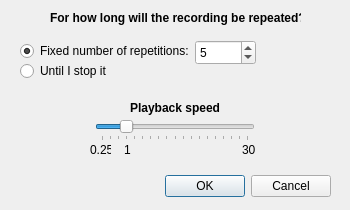
Above: ui/config.ui from Knedme/TaskEcho before the change. Below: the same form after it.
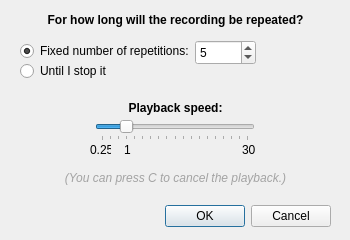
That is the form after the change.

Commit message: added cancel info

What changed in the file:
```diff
--- a/ui/config.ui
+++ b/ui/config.ui
@@ -7,19 +7,19 @@
     <x>0</x>
     <y>0</y>
     <width>350</width>
-    <height>210</height>
+    <height>240</height>
    </rect>
   </property>
   <property name="minimumSize">
    <size>
     <width>350</width>
-    <height>210</height>
+    <height>240</height>
    </size>
   </property>
   <property name="maximumSize">
    <size>
     <width>350</width>
-    <height>210</height>
+    <height>240</height>
    </size>
   </property>
   <property name="windowTitle">
@@ -29,7 +29,7 @@
    <property name="geometry">
     <rect>
      <x>160</x>
-     <y>170</y>
+     <y>200</y>
      <width>171</width>
      <height>32</height>
     </rect>
@@ -47,10 +47,10 @@
   <widget class="QLabel" name="repeat_label">
    <property name="geometry">
     <rect>
-     <x>50</x>
+     <x>0</x>
      <y>10</y>
-     <width>251</width>
-     <height>16</height>
+     <width>351</width>
+     <height>20</height>
     </rect>
    </property>
    <property name="font">
@@ -61,6 +61,9 @@
    <property name="text">
     <string>For how long will the recording be repeated?</string>
    </property>
+   <property name="alignment">
+    <set>Qt::AlignmentFlag::AlignCenter</set>
+   </property>
   </widget>
   <widget class="QRadioButton" name="fixed_radio">
    <property name="geometry">
@@ -119,9 +122,9 @@
   <widget class="QLabel" name="speed_label">
    <property name="geometry">
     <rect>
-     <x>130</x>
+     <x>0</x>
      <y>100</y>
-     <width>91</width>
+     <width>351</width>
      <height>16</height>
     </rect>
    </property>
@@ -133,6 +136,9 @@
    <property name="text">
     <string>Playback speed:</string>
    </property>
+   <property name="alignment">
+    <set>Qt::AlignmentFlag::AlignCenter</set>
+   </property>
   </widget>
   <widget class="QSlider" name="speed_slider">
    <property name="geometry">
@@ -201,6 +207,54 @@
     <string>0.25</string>
    </property>
   </widget>
+  <widget class="QLabel" name="cancel_info">
+   <property name="geometry">
+    <rect>
+     <x>0</x>
+     <y>170</y>
+     <width>351</width>
+     <height>16</height>
+    </rect>
+   </property>
+   <property name="palette">
+    <palette>
+     <active>
+      <colorrole role="WindowText">
+       <brush brushstyle="SolidPattern">
+        <color alpha="255">
+         <red>163</red>
+         <green>163</green>
+         <blue>163</blue>
+        </color>
+       </brush>
+      </colorrole>
+     </active>
+     <inactive>
+      <colorrole role="WindowText">
+       <brush brushstyle="SolidPattern">
+        <color alpha="255">
+         <red>163</red>
+         <green>163</green>
+         <blue>163</blue>
+        </color>
+       </brush>
+      </colorrole>
+     </inactive>
+     <disabled/>
+    </palette>
+   </property>
+   <property name="font">
+    <font>
+     <italic>true</italic>
+    </font>
+   </property>
+   <property name="text">
+    <string>(You can press C to cancel the playback.)</string>
+   </property>
+   <property name="alignment">
+    <set>Qt::AlignmentFlag::AlignCenter</set>
+   </property>
+  </widget>
  </widget>
  <resources/>
  <connections>
```
